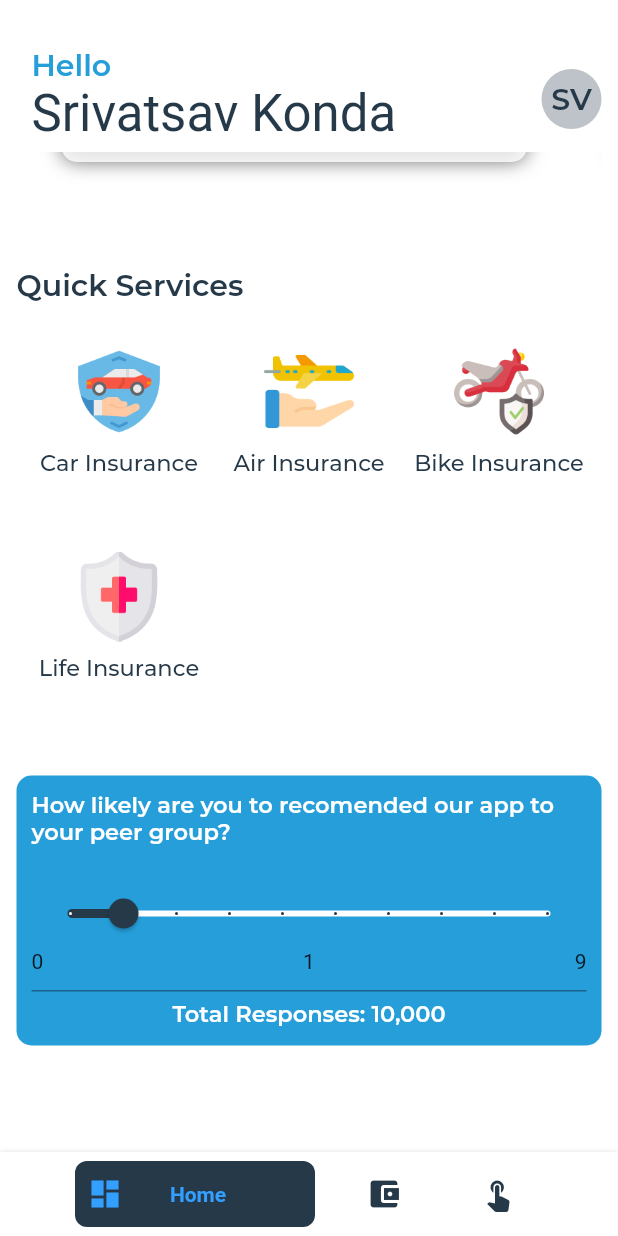
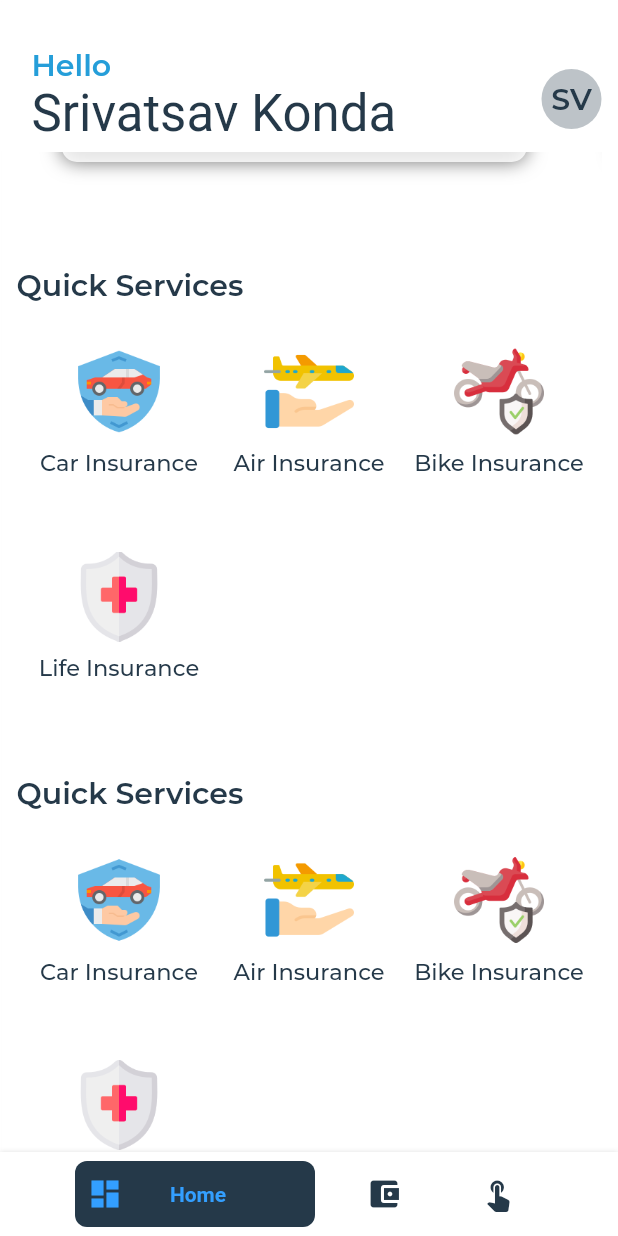
Before and after one commit to sri1sri/hack_covid, a Flutter app: the screen it shows once a user with an empty profile is signed in, scrolled down 255 dp, on a phone screen of 412 x 824 dp. Run offline on Flutter 3.47's test engine with Material 2 defaults, Android fonts, the phone set to English and light mode, and no system bars; our stand-ins replace cloud_firestore, firebase_auth, flutter_form_builder, flutter_offline, image_picker, percent_indicator; missing offline and left inert: flutter_contact; accounts and stored records are empty; Roboto replaces fonts that are missing (Montserrat-Regular).

Commit message:
Quick Services

```diff
--- a/lib/HomeScreens/dashboard.dart
+++ b/lib/HomeScreens/dashboard.dart
@@ -89,6 +89,19 @@ class _F_DashboardState extends State<F_Dashboard> {
     "Life Insurance",
   ];
   List<String> F_image = [
+    "images/car-insurance.png",
+    "images/travel-insurance.png",
+    "images/motorcycle-2.png",
+    "images/hospital.png",
+  ];
+
+  var features1 = [
+    "Car Insurance",
+    "Air Insurance",
+    "Bike Insurance",
+    "Life Insurance",
+  ];
+  List<String> F_image1 = [
     "images/car-insurance.png",
     "images/travel-insurance.png",
     "images/motorcycle-2.png",
@@ -301,6 +314,97 @@ class _F_DashboardState extends State<F_Dashboard> {
                       ),
                     ),
                     SizedBox(height: 50,),
+                    Text('Quick Services',
+                        style: subTitleStyleLight
+                    ),
+                    SizedBox(height: 15,),
+                    Container(
+                      height: 250,
+                      child: Padding(
+                        padding: const EdgeInsets.only(
+                            top: 10.0, bottom: 10.0, left: 5.0, right: 5.0),
+                        child: new GridView.builder(
+                          itemCount: F_image1.length,
+                          gridDelegate: new SliverGridDelegateWithFixedCrossAxisCount(
+                              crossAxisCount: 3,mainAxisSpacing: 10,crossAxisSpacing: 0
+                          ),
+                          itemBuilder: (BuildContext context, int index) {
+                            return new GestureDetector(
+                              child:
+                              new Card(
+                                elevation: 0.0,
+                                child: new Container(
+                                  alignment: Alignment.center,
+                                  margin: new EdgeInsets.only(
+                                      top: 0.0, bottom: 0.0, left: 0.0, right: 0.0),
+                                  child: new Column(
+                                    crossAxisAlignment: CrossAxisAlignment.center,
+                                    children: <Widget>[
+                                      Image.asset(
+                                        F_image1[index],height: 60,
+                                      ),
+                                      SizedBox(height: 5,),
+                                      new Text(
+                                        features1[index],
+                                        style: descriptionStyleDark,
+                                      ),
+
+                                    ],
+                                  ),
+                                ),
+                              ),
+                              onTap: () {
+                                switch (features[index]) {
+                                  case 'Car Insurance':
+                                    {
+                                      GoToPage(
+                                          context,
+                                          CarInsurancePage(
+                                          ));
+                                    }
+                                    break;
+
+                                  case 'Flight Insurance':
+                                    {
+//                            GoToPage(
+//                                context,
+//                                GoodsApprovalsPage(
+//                                  database: widget.database,
+//                                  employee: employee,
+//                                ));
+                                    }
+                                    break;
+                                  case 'Bike Insurance':
+                                    {
+//                            GoToPage(
+//                                context,
+//                                StorePage(
+//                                  database: widget.database,
+//                                  employee: employee,
+//                                ));
+                                    }
+                                    break;
+
+                                  case 'Life insurance':
+                                    {
+//                            GoToPage(
+//                              context,
+//                              InventoryPage(database: widget.database,),
+//                            );
+                                    }
+                                    break;
+                                  default:
+                                    {}
+                                    break;
+                                }
+
+                              },
+                            );
+                          },
+                        ),
+                      ),
+                    ),
+                    SizedBox(height: 50,),
                     Container(
                         height: 180.0,
                       decoration: BoxDecoration(
```
